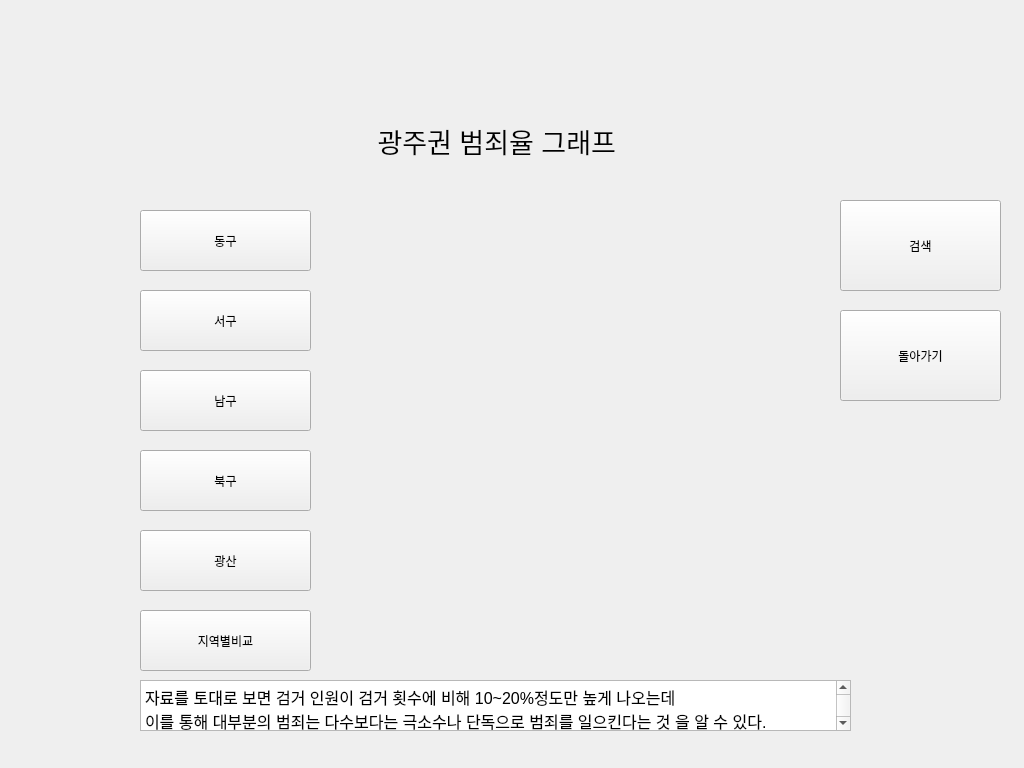
Above: guilist.ui from NoDoHyun/no before the change. Below: the same form after it.
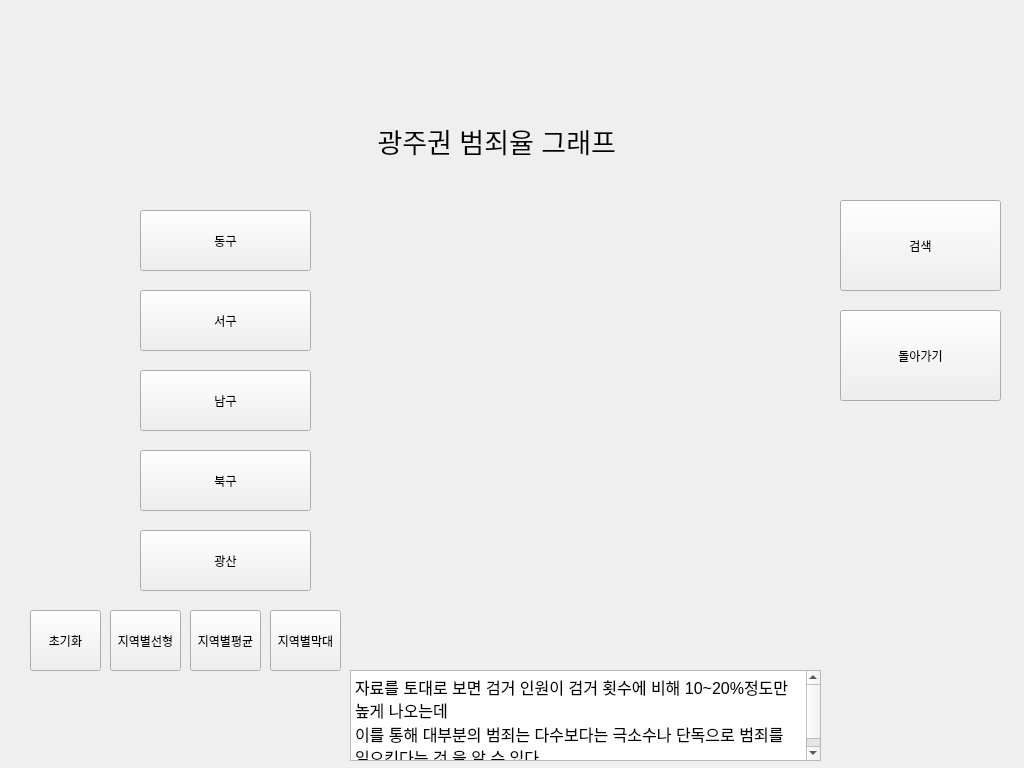
That is the form after the change. Custom widgets are drawn as their Qt base class.

The edit to the form file:
```diff
--- a/guilist.ui
+++ b/guilist.ui
@@ -186,14 +186,14 @@
     <widget class="QPushButton" name="allspace">
      <property name="geometry">
       <rect>
-       <x>140</x>
+       <x>190</x>
        <y>610</y>
-       <width>171</width>
+       <width>71</width>
        <height>61</height>
       </rect>
      </property>
      <property name="text">
-      <string>지역별비교</string>
+      <string>지역별평균</string>
      </property>
     </widget>
     <widget class="QPushButton" name="nex">
@@ -225,10 +225,10 @@
     <widget class="QTextBrowser" name="textBrowser">
      <property name="geometry">
       <rect>
-       <x>140</x>
-       <y>680</y>
-       <width>711</width>
-       <height>51</height>
+       <x>350</x>
+       <y>670</y>
+       <width>471</width>
+       <height>91</height>
       </rect>
      </property>
      <property name="html">
@@ -268,6 +268,45 @@
       </rect>
      </property>
     </widget>
+    <widget class="QPushButton" name="allspace2">
+     <property name="geometry">
+      <rect>
+       <x>110</x>
+       <y>610</y>
+       <width>71</width>
+       <height>61</height>
+      </rect>
+     </property>
+     <property name="text">
+      <string>지역별선형</string>
+     </property>
+    </widget>
+    <widget class="QPushButton" name="allspace3">
+     <property name="geometry">
+      <rect>
+       <x>270</x>
+       <y>610</y>
+       <width>71</width>
+       <height>61</height>
+      </rect>
+     </property>
+     <property name="text">
+      <string>지역별막대</string>
+     </property>
+    </widget>
+    <widget class="QPushButton" name="cl">
+     <property name="geometry">
+      <rect>
+       <x>30</x>
+       <y>610</y>
+       <width>71</width>
+       <height>61</height>
+      </rect>
+     </property>
+     <property name="text">
+      <string>초기화</string>
+     </property>
+    </widget>
    </widget>
   </widget>
  </widget>
```
